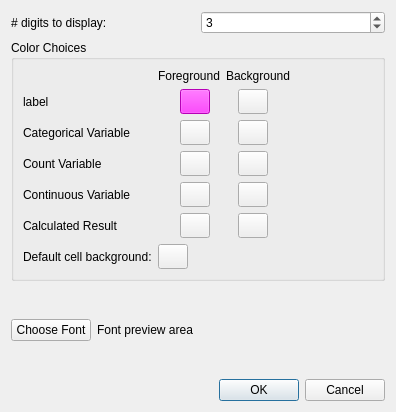
Before: the Qt Designer form preferences_dlg.ui in gdietz/OpenMEE, drawn with Qt 5.
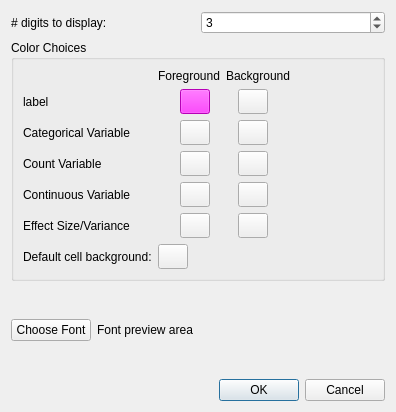
After: the same form once the commit is applied.

```diff
--- a/preferences_dlg.ui
+++ b/preferences_dlg.ui
@@ -378,7 +378,7 @@
         <item>
          <widget class="QLabel" name="label_10">
           <property name="text">
-           <string>Calculated Result</string>
+           <string>Effect Size/Variance</string>
           </property>
          </widget>
         </item>
```
